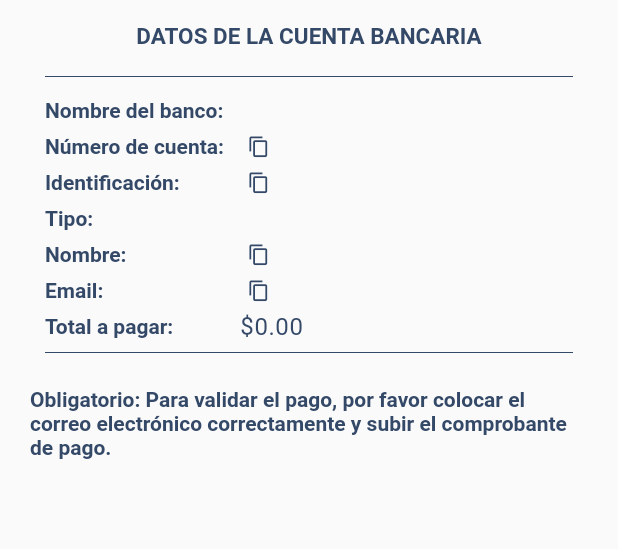
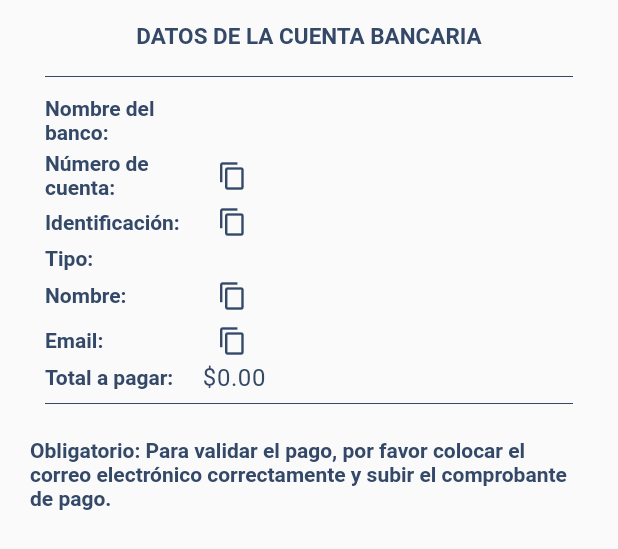
Before and after one commit to ArcadianBeez/beez_payment_verification, a Flutter app: the BankAccountDetails widget shown alone on an empty page, opened directly with empty values, on a phone screen of 412 x 824 dp. Shown: the top 549 px of the screen. Run offline on Flutter 3.47's test engine with Material 2 defaults, Android fonts, the phone set to English and light mode, and no system bars; our stand-ins replace dotted_border, firebase_core, flare_flutter, image_picker; missing offline and left inert: dart:html, dart:js, global_configuration, jwt_decode; accounts and stored records are empty; network calls fail; Roboto replaces fonts that are missing (Poppins).

```diff
--- a/lib/elements/bank_account_details.dart
+++ b/lib/elements/bank_account_details.dart
@@ -53,17 +53,21 @@ class BankAccountDetails extends StatelessWidget {
                   buildRowInfoBank(context, 'Identificación:',
                       bankInfo.ciNumber ?? 'N/A', true, null),
                   const SizedBox(height: 5),
-                  buildRowInfoBank(
-                      context, 'Tipo:', bankInfo.accountType ?? 'N/A', false, null),
+                  buildRowInfoBank(context, 'Tipo:',
+                      bankInfo.accountType ?? 'N/A', false, null),
                   const SizedBox(height: 5),
                   buildRowInfoBank(
-                      context, 'Nombre:', bankInfo.ownerName ?? 'N/A', true, null),
-                  const SizedBox(height: 5),
-                  buildRowInfoBank(
-                      context, 'Email:', bankInfo.email ?? 'N/A', true,  bankInfo.email.length>21?13:null),
+                      context,
+                      'Nombre:',
+                      bankInfo.ownerName ?? 'N/A',
+                      true,
+                      bankInfo.email.length > 15 ? 14 : null),
+                  const SizedBox(height: 10),
+                  buildRowInfoBank(context, 'Email:', bankInfo.email ?? 'N/A',
+                      true, bankInfo.email.length > 15 ? 14 : null),
                   const SizedBox(height: 5),
                   buildRowInfoBank(context, 'Total a pagar:',
-                      '\$${bankInfo.price.toStringAsFixed(2)}', false,null),
+                      '\$${bankInfo.price.toStringAsFixed(2)}', false, null),
                   Divider(color: Theme.of(context).hintColor),
                 ],
               ),
@@ -82,14 +86,14 @@ class BankAccountDetails extends StatelessWidget {
     );
   }
 
-  Row buildRowInfoBank(
-      BuildContext context, String name, String value, bool isCopyable, double? letterSize) {
+  Row buildRowInfoBank(BuildContext context, String name, String value,
+      bool isCopyable, double? letterSize) {
     return Row(
       mainAxisAlignment: MainAxisAlignment.start,
       children: [
         Container(
           alignment: Alignment.topLeft,
-          width: 120,
+          width: 100,
           child: Text(
             name,
             style: Theme.of(context).textTheme.headline2!.copyWith(
@@ -98,20 +102,20 @@ class BankAccountDetails extends StatelessWidget {
                 ),
           ),
         ),
-        const SizedBox(width: 10),
+        const SizedBox(width: 5),
         Row(
           children: [
             Text(
               value,
               style: Theme.of(context).textTheme.headline2!.copyWith(
-                    fontSize: letterSize??16,
+                    fontSize: letterSize ?? 16,
                     fontWeight: FontWeight.w400,
                     letterSpacing: 0.4,
                   ),
             ),
-            const SizedBox(width: 5),
+            const SizedBox(width: 10),
             isCopyable
-                ? GestureDetector(
+                ? InkWell(
                     onTap: () {
                       Clipboard.setData(ClipboardData(text: value));
                       ScaffoldMessenger.of(context).showSnackBar(
@@ -122,7 +126,7 @@ class BankAccountDetails extends StatelessWidget {
                       );
                     },
                     child: Icon(Icons.copy,
-                        size: 15, color: Theme.of(context).hintColor),
+                        size: 20, color: Theme.of(context).hintColor),
                   )
                 : const SizedBox(),
           ],
```
Also changed, not shown: lib/pages/bank_account_info_uploader.dart (+58 -3 lines), lib/pages/success_page.dart (+6 -5 lines).
